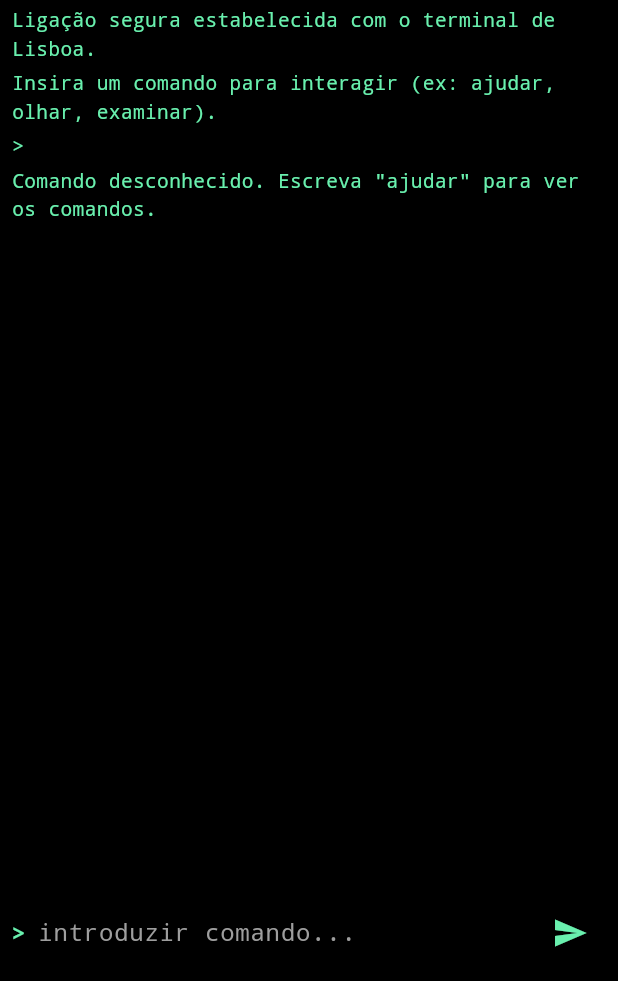
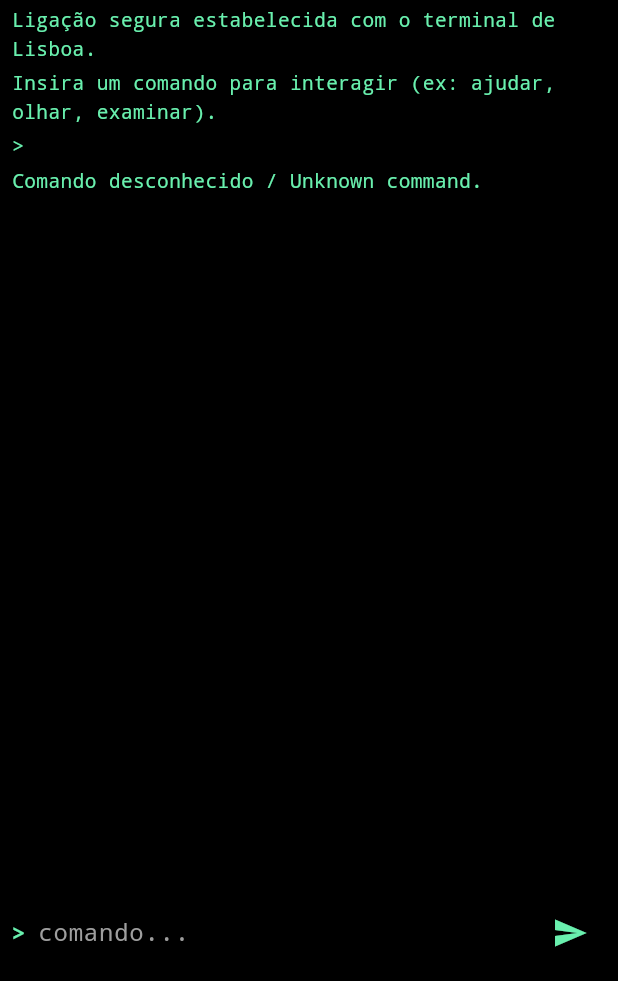
Before and after one commit to lumigrsa-prog/Navoa, a Flutter app: the screen it shows after launch, after a tap on "Português", after a tap on "INICIAR CONSOLA", after a tap on the "send" icon, on a phone screen of 412 x 824 dp, the part 255-1236 px from its top. Run offline on Flutter 3.47's test engine with Material 3 defaults, Android fonts, the phone set to English and light mode, and no system bars.

Commit message:
Adiciona traducao dinamica no ecra de introducao e consola

```diff
--- a/lib/main.dart
+++ b/lib/main.dart
@@ -105,11 +105,40 @@ class IntroScreen extends StatelessWidget {
   final String lang;
   const IntroScreen({super.key, required this.lang});
 
+  static const Map<String, Map<String, String>> localizedText = {
+    'pt': {
+      'intro': 'LISBOA, 2026.\nNevoeiro sobre o Tejo.\nA cidade esconde segredos nas sombras da noite.',
+      'btn': 'INICIAR CONSOLA',
+    },
+    'en': {
+      'intro': 'LISBON, 2026.\nFog over the Tagus.\nThe city hides secrets in the shadows of the night.',
+      'btn': 'START CONSOLE',
+    },
+    'fr': {
+      'intro': 'LISBONNE, 2026.\nBrouillard sur le Tage.\nLa ville cache des secrets dans les ombres de la nuit.',
+      'btn': 'DÉMARRER LA CONSOLE',
+    },
+    'it': {
+      'intro': 'LISBONA, 2026.\nNebbia sul Tago.\nLa città nasconde segreti nelle ombre della notte.',
+      'btn': 'AVVIA CONSOLE',
+    },
+    'es': {
+      'intro': 'LISBOA, 2026.\nNiebla sobre el Tajo.\nLa ciudad esconde secretos en las sombras de la noche.',
+      'btn': 'INICIAR CONSOLA',
+    },
+    'de': {
+      'intro': 'LISSABON, 2026.\nNebel über dem Tejo.\nDie Stadt verbirgt Geheimnisse im Schatten der Nacht.',
+      'btn': 'KONSOLE STARTEN',
+    },
+  };
+
   @override
   Widget build(BuildContext context) {
+    final textData = localizedText[lang] ?? localizedText['pt']!;
+
     return Scaffold(
       appBar: AppBar(
-        title: const Text('NAVOA // INTRO'),
+        title: Text('NAVOA // INTRO [${lang.toUpperCase()}]'),
         backgroundColor: Colors.black,
       ),
       body: Padding(
@@ -118,9 +147,9 @@ class IntroScreen extends StatelessWidget {
           mainAxisAlignment: MainAxisAlignment.center,
           crossAxisAlignment: CrossAxisAlignment.stretch,
           children: [
-            const Text(
-              'LISBOA, 2026.\nNevoeiro sobre o Tejo.\nA cidade esconde segredos nas sombras da noite.',
-              style: TextStyle(
+            Text(
+              textData['intro']!,
+              style: const TextStyle(
                 color: Colors.greenAccent,
                 fontFamily: 'Courier',
                 fontSize: 16,
@@ -138,12 +167,12 @@ class IntroScreen extends StatelessWidget {
               onPressed: () {
                 Navigator.pushReplacement(
                   context,
-                  MaterialPageRoute(builder: (context) => const TerminalScreen()),
+                  MaterialPageRoute(builder: (context) => TerminalScreen(lang: lang)),
                 );
               },
-              child: const Text(
-                'INICIAR CONSOLA',
-                style: TextStyle(
+              child: Text(
+                textData['btn']!,
+                style: const TextStyle(
                   fontFamily: 'Courier',
                   fontSize: 16,
                   fontWeight: FontWeight.bold,
@@ -158,7 +187,8 @@ class IntroScreen extends StatelessWidget {
 }
 
 class TerminalScreen extends StatefulWidget {
-  const TerminalScreen({super.key});
+  final String lang;
+  const TerminalScreen({super.key, required this.lang});
 
   @override
   State<TerminalScreen> createState() => _TerminalScreenState();
@@ -167,13 +197,69 @@ class TerminalScreen extends StatefulWidget {
 class _TerminalScreenState extends State<TerminalScreen> {
   final TextEditingController _controller = TextEditingController();
   final FocusNode _focusNode = FocusNode();
-  String narrativeText = 'As amarras rangem contra o casco do cargueiro ancorado na penumbra. O vento traz o cheiro acre de gasóleo e salitre.';
 
-  final List<String> logs = [
-    'Sistema Navoa v1.0 inicializado.',
-    'Ligação segura estabelecida com o terminal de Lisboa.',
-    'Insira um comando para interagir (ex: ajudar, olhar, examinar).'
-  ];
+  late String narrativeText;
+  late List<String> logs;
+
+  @override
+  void initState() {
+    super.initState();
+    _setupLanguageContent();
+  }
+
+  void _setupLanguageContent() {
+    switch (widget.lang) {
+      case 'en':
+        narrativeText = 'The moorage lines creak against the hull of the cargo ship anchored in the dim light. The wind brings the acrid stench of diesel and saltpeter.';
+        logs = [
+          'Navoa System v1.0 initialized.',
+          'Secure connection established with Lisbon terminal.',
+          'Enter a command to interact (e.g.: help, look, examine).'
+        ];
+        break;
+      case 'fr':
+        narrativeText = 'Les amarres grincent contre la coque du cargo ancré dans la pénombre. Le vent apporte l\'odeur ocre de mazout et de salpêtre.';
+        logs = [
+          'Système Navoa v1.0 initialisé.',
+          'Connexion sécurisée établie avec le terminal de Lisbonne.',
+          'Entrez une commande pour interagir (ex: aide, regarder, examiner).'
+        ];
+        break;
+      case 'it':
+        narrativeText = 'Gli ormeggi stridono contro lo scafo della nave da carico ancorata nella penombra. Il vento porta l\'odore acre di gasolio e salnitro.';
+        logs = [
+          'Sistema Navoa v1.0 inizializzato.',
+          'Connessione sicura stabilita con il terminale di Lisbona.',
+          'Inserisci un comando per interagire (es: aiuto, guarda, esamina).'
+        ];
+        break;
+      case 'es':
+        narrativeText = 'Las amarras crujen contra el casco del carguero anclado en la penumbra. El viento trae el olor acre de diésel y salitre.';
+        logs = [
+          'Sistema Navoa v1.0 inicializado.',
+          'Conexión segura establecida con el terminal de Lisboa.',
+          'Ingrese un comando para interactuar (ej: ayuda, mirar, examinar).'
+        ];
+        break;
+      case 'de':
+        narrativeText = 'Die Tauwerke knarren am Rumpf des Frachters im Halbdunkel. Der Wind bringt den beißenden Geruch von Diesel und Salpeter.';
+        logs = [
+          'Navoa System v1.0 initialisiert.',
+          'Sichere Verbindung zum Terminal Lissabon hergestellt.',
+          'Geben Sie einen Befehl ein (z. B. hilfe, schauen, untersuchen).'
+        ];
+        break;
+      case 'pt':
+      default:
+        narrativeText = 'As amarras rangem contra o casco do cargueiro ancorado na penumbra. O vento traz o cheiro acre de gasóleo e salitre.';
+        logs = [
+          'Sistema Navoa v1.0 inicializado.',
+          'Ligação segura estabelecida com o terminal de Lisboa.',
+          'Insira um comando para interagir (ex: ajudar, olhar, examinar).'
+        ];
+        break;
+    }
+  }
 
   @override
   void dispose() {
@@ -185,7 +271,7 @@ class _TerminalScreenState extends State<TerminalScreen> {
   void _exitToMenu() {
     Navigator.pushReplacement(
       context,
-      MaterialPageRoute(builder: (context) => const TerminalScreen()),
+      MaterialPageRoute(builder: (context) => const LanguageSelectScreen()),
     );
   }
 
@@ -194,15 +280,15 @@ class _TerminalScreenState extends State<TerminalScreen> {
       String cmd = input.trim().toLowerCase().replaceAll(RegExp(r'\s+'), ' ');
       logs.add('> $cmd');
 
-      if (cmd == 'ajudar' || cmd == 'help') {
-        logs.add('Comandos disponíveis: olhar, examinar, inventario, sair');
-      } else if (cmd == 'olhar') {
+      if (cmd == 'ajudar' || cmd == 'help' || cmd == 'aide' || cmd == 'aiuto' || cmd == 'ayuda' || cmd == 'hilfe') {
+        logs.add('Comandos disponíveis / Available commands: olhar/look, examinar/examine, sair/exit');
+      } else if (cmd == 'olhar' || cmd == 'look' || cmd == 'regarder' || cmd == 'guarda' || cmd == 'mirar' || cmd == 'schauen') {
         logs.add('A neblina cobre as docas. Vê-se um armazém abandonado ao fundo.');
-      } else if (cmd == 'sair') {
+      } else if (cmd == 'sair' || cmd == 'exit' || cmd == 'quitter') {
         _exitToMenu();
         return;
       } else {
-        logs.add('Comando desconhecido. Escreva "ajudar" para ver os comandos.');
+        logs.add('Comando desconhecido / Unknown command.');
       }
       _controller.clear();
     });
@@ -268,7 +354,7 @@ class _TerminalScreenState extends State<TerminalScreen> {
                     style: const TextStyle(color: Colors.greenAccent, fontFamily: 'Courier'),
                     decoration: const InputDecoration(
                       border: InputBorder.none,
-                      hintText: 'introduzir comando...',
+                      hintText: 'comando...',
                       hintStyle: TextStyle(color: Colors.grey),
                     ),
                     onSubmitted: _handleCommand,
```
